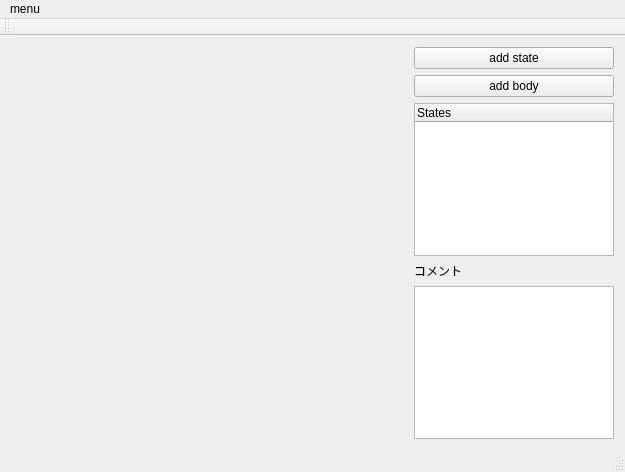
Qt form mainwindow.ui (Gitmoko/CNSEditor) before a commit.
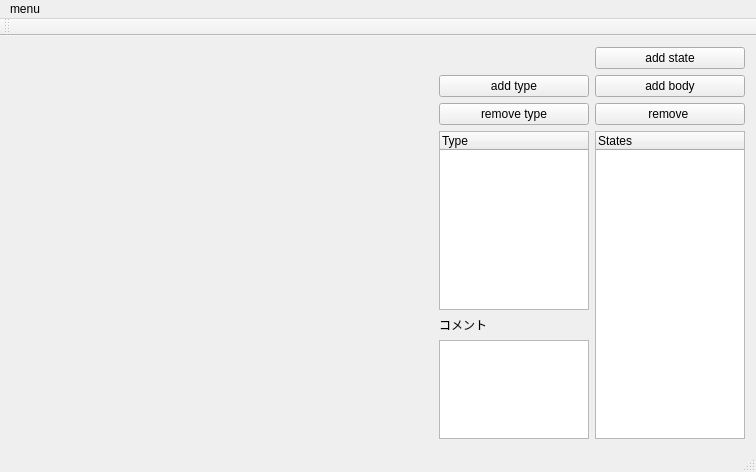
The same form after that commit. Custom widgets are drawn as their Qt base class.

Commit message: add MainWindow::JsonImport add statebodyadd(int state,std::string name,CNS::StateBody* data)

Diff of the .ui file:
```diff
--- a/mainwindow.ui
+++ b/mainwindow.ui
@@ -6,7 +6,7 @@
    <rect>
     <x>0</x>
     <y>0</y>
-    <width>625</width>
+    <width>756</width>
     <height>472</height>
    </rect>
   </property>
@@ -21,7 +21,114 @@
     <property name="sizeConstraint">
      <enum>QLayout::SetDefaultConstraint</enum>
     </property>
-    <item row="6" column="3">
+    <item row="13" column="3">
+     <widget class="QTextEdit" name="comment">
+      <property name="maximumSize">
+       <size>
+        <width>150</width>
+        <height>100</height>
+       </size>
+      </property>
+     </widget>
+    </item>
+    <item row="1" column="5">
+     <widget class="QPushButton" name="addbody">
+      <property name="layoutDirection">
+       <enum>Qt::LeftToRight</enum>
+      </property>
+      <property name="text">
+       <string>add body</string>
+      </property>
+     </widget>
+    </item>
+    <item row="0" column="5">
+     <widget class="QPushButton" name="pushButton">
+      <property name="maximumSize">
+       <size>
+        <width>200</width>
+        <height>16777215</height>
+       </size>
+      </property>
+      <property name="text">
+       <string>add state</string>
+      </property>
+     </widget>
+    </item>
+    <item row="3" column="3" rowspan="9">
+     <widget class="QTreeWidget" name="typelist">
+      <property name="maximumSize">
+       <size>
+        <width>150</width>
+        <height>1000</height>
+       </size>
+      </property>
+      <property name="contextMenuPolicy">
+       <enum>Qt::ActionsContextMenu</enum>
+      </property>
+      <column>
+       <property name="text">
+        <string>Type</string>
+       </property>
+      </column>
+     </widget>
+    </item>
+    <item row="2" column="5">
+     <widget class="QPushButton" name="removestate">
+      <property name="text">
+       <string>remove </string>
+      </property>
+     </widget>
+    </item>
+    <item row="1" column="3">
+     <widget class="QPushButton" name="addtype">
+      <property name="text">
+       <string>add type</string>
+      </property>
+     </widget>
+    </item>
+    <item row="12" column="3">
+     <widget class="QLabel" name="label">
+      <property name="text">
+       <string>コメント</string>
+      </property>
+     </widget>
+    </item>
+    <item row="7" column="0" rowspan="7" colspan="2">
+     <widget class="CSubs" name="substitutions" native="true">
+      <property name="sizePolicy">
+       <sizepolicy hsizetype="Preferred" vsizetype="Preferred">
+        <horstretch>0</horstretch>
+        <verstretch>0</verstretch>
+       </sizepolicy>
+      </property>
+      <property name="maximumSize">
+       <size>
+        <width>400</width>
+        <height>16777215</height>
+       </size>
+      </property>
+      <property name="layoutDirection">
+       <enum>Qt::LeftToRight</enum>
+      </property>
+     </widget>
+    </item>
+    <item row="0" column="0" rowspan="7" colspan="2">
+     <widget class="child" name="triggers" native="true">
+      <property name="sizePolicy">
+       <sizepolicy hsizetype="Preferred" vsizetype="Preferred">
+        <horstretch>0</horstretch>
+        <verstretch>0</verstretch>
+       </sizepolicy>
+      </property>
+      <property name="maximumSize">
+       <size>
+        <width>400</width>
+        <height>16777215</height>
+       </size>
+      </property>
+     </widget>
+    </item>
+    <item row="3" column="5" rowspan="11">
      <widget class="QTreeWidget" name="treeWidget">
       <property name="sizePolicy">
        <sizepolicy hsizetype="Fixed" vsizetype="Preferred">
@@ -31,7 +138,7 @@
       </property>
       <property name="maximumSize">
        <size>
-        <width>200</width>
+        <width>150</width>
         <height>16777215</height>
        </size>
       </property>
@@ -41,6 +148,9 @@
       <property name="sortingEnabled">
        <bool>false</bool>
       </property>
+      <attribute name="headerDefaultSectionSize">
+       <number>70</number>
+      </attribute>
       <column>
        <property name="text">
         <string>States</string>
@@ -48,75 +158,10 @@
       </column>
      </widget>
     </item>
-    <item row="8" column="3">
-     <widget class="QLabel" name="label">
-      <property name="text">
-       <string>コメント</string>
-      </property>
-     </widget>
-    </item>
-    <item row="10" column="3">
-     <widget class="QTextEdit" name="textEdit">
-      <property name="maximumSize">
-       <size>
-        <width>200</width>
-        <height>16777215</height>
-       </size>
-      </property>
-     </widget>
-    </item>
-    <item row="10" column="0">
-     <widget class="CSubs" name="substitutions" native="true">
-      <property name="sizePolicy">
-       <sizepolicy hsizetype="Preferred" vsizetype="Preferred">
-        <horstretch>0</horstretch>
-        <verstretch>0</verstretch>
-       </sizepolicy>
-      </property>
-      <property name="maximumSize">
-       <size>
-        <width>400</width>
-        <height>16777215</height>
-       </size>
-      </property>
-      <property name="layoutDirection">
-       <enum>Qt::LeftToRight</enum>
-      </property>
-     </widget>
-    </item>
-    <item row="6" column="0">
-     <widget class="child" name="triggers" native="true">
-      <property name="sizePolicy">
-       <sizepolicy hsizetype="Preferred" vsizetype="Preferred">
-        <horstretch>0</horstretch>
-        <verstretch>0</verstretch>
-       </sizepolicy>
-      </property>
-      <property name="maximumSize">
-       <size>
-        <width>400</width>
-        <height>16777215</height>
-       </size>
-      </property>
-     </widget>
-    </item>
-    <item row="0" column="3">
-     <widget class="QPushButton" name="pushButton">
-      <property name="maximumSize">
-       <size>
-        <width>200</width>
-        <height>16777215</height>
-       </size>
-      </property>
-      <property name="text">
-       <string>add state</string>
-      </property>
-     </widget>
-    </item>
     <item row="2" column="3">
-     <widget class="QPushButton" name="addbody">
+     <widget class="QPushButton" name="removetype">
       <property name="text">
-       <string>add body</string>
+       <string>remove type</string>
       </property>
      </widget>
     </item>
@@ -127,7 +172,7 @@
     <rect>
      <x>0</x>
      <y>0</y>
-     <width>625</width>
+     <width>756</width>
      <height>21</height>
     </rect>
    </property>
```
Left out of the diff: 6 changed lines with no effect on the pictures. The commit also changes 6 other files.
